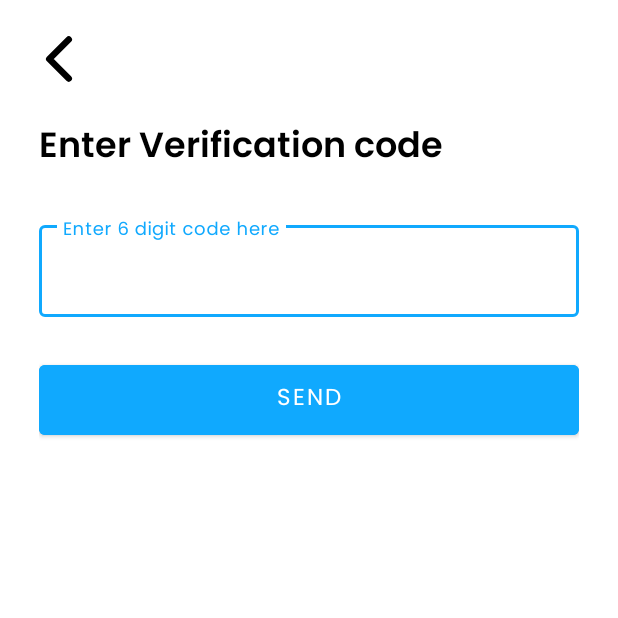
After one commit to Ahssan18/RewardingApp, an Android app: the CodeVerificationActivity screen opened directly, with no data from a screen before it, on a phone screen of 412 x 824 dp, the top half of it. The commit adds this screen. Run offline under Robolectric (Android 15) with nearby library versions, the phone set to English and light mode, and no system bars; our stand-ins replace Firebase (no records; nobody signed in at launch, a user with empty details on screens opened directly), sdp/ssp sizes; 2 statements that could not run were skipped.

Commit message:
quiz-app login through phone number

```diff
--- a/app/src/main/AndroidManifest.xml
+++ b/app/src/main/AndroidManifest.xml
@@ -13,6 +13,12 @@
         android:roundIcon="@mipmap/ic_launcher_round"
         android:supportsRtl="true"
         android:theme="@style/Theme.RewardingApp">
+        <activity
+            android:name=".activities.CodeVerificationActivity"
+            android:exported="false" />
+        <activity
+            android:name=".activities.PhoneAuthActivity"
+            android:exported="false" />
         <activity
             android:name=".activities.NoInternetActivity"
             android:exported="true" />
--- /dev/null
+++ b/app/src/main/java/com/ncodelab/rewardingapp/activities/CodeVerificationActivity.java
@@ -0,0 +1,154 @@
+package com.ncodelab.rewardingapp.activities;
+
+import androidx.annotation.NonNull;
+import androidx.appcompat.app.AppCompatActivity;
+
+import android.content.Intent;
+import android.os.Bundle;
+import android.util.Log;
+import android.view.View;
+import android.widget.Button;
+import android.widget.Toast;
+
+import com.google.android.gms.tasks.OnCompleteListener;
+import com.google.android.gms.tasks.Task;
+import com.google.android.gms.tasks.TaskExecutors;
+import com.google.android.material.snackbar.Snackbar;
+import com.google.android.material.textfield.TextInputEditText;
+import com.google.android.material.textfield.TextInputLayout;
+import com.google.firebase.FirebaseException;
+import com.google.firebase.auth.AuthResult;
+import com.google.firebase.auth.FirebaseAuth;
+import com.google.firebase.auth.FirebaseAuthInvalidCredentialsException;
+import com.google.firebase.auth.PhoneAuthCredential;
+import com.google.firebase.auth.PhoneAuthProvider;
+import com.ncodelab.rewardingapp.R;
+
+import java.util.concurrent.TimeUnit;
+
+public class CodeVerificationActivity extends AppCompatActivity {
+
+    private TextInputEditText etCode;
+    private Button verifyCode;
+    private String mbl;
+    private FirebaseAuth mAuth;
+    private String mVerificationId;
+    private String TAG = "CodeVerificationActivity";
+
+    @Override
+    protected void onCreate(Bundle savedInstanceState) {
+        super.onCreate(savedInstanceState);
+        setContentView(R.layout.activity_code_verification);
+        initWidgets();
+        Log.e(TAG, "mobile=> " + mbl);
+        Log.e(TAG, "code=> " + mbl.substring(0, 2));
+        Log.e(TAG, "number=> " + mbl.substring(2, mbl.length()));
+        sendVerificationCode(mbl);
+        clickListener();
+    }
+
+
+    private void clickListener() {
+        verifyCode.setOnClickListener(new View.OnClickListener() {
+            @Override
+            public void onClick(View v) {
+                verifyVerificationCode(etCode.getText().toString());
+            }
+        });
+    }
+
+    private void initWidgets() {
+        mbl = getIntent().getStringExtra("mobile");
+        etCode = findViewById(R.id.code_field);
+        verifyCode = findViewById(R.id.verify_code);
+        mAuth = FirebaseAuth.getInstance();
+    }
+
+    private void sendVerificationCode(String mobile) {
+        PhoneAuthProvider.getInstance().verifyPhoneNumber(
+                mobile,
+                60,
+                TimeUnit.SECONDS,
+                this,
+                mCallbacks);
+    }
+
+
+    private PhoneAuthProvider.OnVerificationStateChangedCallbacks mCallbacks = new PhoneAuthProvider.OnVerificationStateChangedCallbacks() {
+        @Override
+        public void onVerificationCompleted(PhoneAuthCredential phoneAuthCredential) {
+            //Getting the code sent by SMS
+            String code = phoneAuthCredential.getSmsCode();
+
+            //sometime the code is not detected automatically
+            //in this case the code will be null
+            //so user has to manually enter the code
+            if (code != null) {
+                etCode.setText(code);
+                //verifying the code
+                verifyVerificationCode(code);
+            }
+        }
+
+        @Override
+        public void onVerificationFailed(@NonNull FirebaseException e) {
+            Log.e(TAG, "FirebaseException >" + e.getMessage());
+            Toast.makeText(CodeVerificationActivity.this, "Try again", Toast.LENGTH_SHORT).show();
+        }
+
+        @Override
+        public void onCodeSent(String s, PhoneAuthProvider.ForceResendingToken forceResendingToken) {
+            super.onCodeSent(s, forceResendingToken);
+            Log.e(TAG, "onCodeSent");
+            mVerificationId = s;
+//            mResendToken = forceResendingToken;
+        }
+
+
+    };
+
+    private void verifyVerificationCode(String otp) {
+        //creating the credential
+        PhoneAuthCredential credential = PhoneAuthProvider.getCredential(mVerificationId, otp);
+
+        //signing the user
+        signInWithPhoneAuthCredential(credential);
+    }
+
+    /**/
+    private void signInWithPhoneAuthCredential(PhoneAuthCredential credential) {
+        mAuth.signInWithCredential(credential)
+                .addOnCompleteListener(CodeVerificationActivity.this, new OnCompleteListener<AuthResult>() {
+                    @Override
+                    public void onComplete(@NonNull Task<AuthResult> task) {
+                        if (task.isSuccessful()) {
+                            //verification successful we will start the profile activity
+                            Intent intent = new Intent(CodeVerificationActivity.this, CreateAccountActivity.class);
+                            intent.putExtra("phone",mbl);
+                            intent.setFlags(Intent.FLAG_ACTIVITY_NEW_TASK | Intent.FLAG_ACTIVITY_CLEAR_TASK);
+                            startActivity(intent);
+
+                        } else {
+
+                            //verification unsuccessful.. display an error message
+
+                            String message = "Somthing is wrong, we will fix it soon...";
+
+                            if (task.getException() instanceof FirebaseAuthInvalidCredentialsException) {
+                                message = "Invalid code entered...";
+                            }
+
+                            Snackbar snackbar = Snackbar.make(findViewById(R.id.parent), message, Snackbar.LENGTH_LONG);
+                            snackbar.setAction("Dismiss", new View.OnClickListener() {
+                                @Override
+                                public void onClick(View v) {
+
+                                }
+                            });
+                            snackbar.show();
+                        }
+                    }
+                });
+    }
+    /**/
+}
--- a/app/src/main/java/com/ncodelab/rewardingapp/activities/LoginActivity.java
+++ b/app/src/main/java/com/ncodelab/rewardingapp/activities/LoginActivity.java
@@ -58,7 +58,7 @@ public class LoginActivity extends AppCompatActivity {
         createAccount.setOnClickListener(new View.OnClickListener() {
             @Override
             public void onClick(View v) {
-                startActivity(new Intent(LoginActivity.this,CreateAccountActivity.class));
+                startActivity(new Intent(LoginActivity.this,PhoneAuthActivity.class));
                 finish();
             }
         });
--- a/app/src/main/java/com/ncodelab/rewardingapp/activities/SpinWheelActivity.java
+++ b/app/src/main/java/com/ncodelab/rewardingapp/activities/SpinWheelActivity.java
@@ -121,6 +121,9 @@ public class SpinWheelActivity extends AppCompatActivity {
 
         degrees = random.nextInt(points.length-1);
 
+//        degrees=4;
+        Log.e(TAG,"spin degree val => "+degrees);
+        Log.e(TAG,"spin degree=> "+(360*points.length)+pointsDegrees[degrees]);
         RotateAnimation rotateAnimation = new RotateAnimation(0,(360*points.length)+pointsDegrees[degrees],
                 RotateAnimation.RELATIVE_TO_SELF,0.5f,RotateAnimation.RELATIVE_TO_SELF,0.5f);
 
@@ -139,6 +142,7 @@ public class SpinWheelActivity extends AppCompatActivity {
 
                 int spinPoints = points[points.length - (degrees + 1)];
 
+                Log.e(TAG,"spin You Earned=> "+spinPoints);
                 displayCongratsToast("You Earned "+spinPoints);
 
                 long pointsToAdd = spinPoints * 1;
--- a/app/src/main/java/com/ncodelab/rewardingapp/activities/WelcomeActivity.java
+++ b/app/src/main/java/com/ncodelab/rewardingapp/activities/WelcomeActivity.java
@@ -66,7 +66,7 @@ public class WelcomeActivity extends AppCompatActivity {
         createAccountBtn.setOnClickListener(new View.OnClickListener() {
             @Override
             public void onClick(View v) {
-                WelcomeActivity.this.startActivity(new Intent(WelcomeActivity.this, CreateAccountActivity.class));
+                WelcomeActivity.this.startActivity(new Intent(WelcomeActivity.this, PhoneAuthActivity.class));
             }
         });
 
--- a/app/src/main/java/com/ncodelab/rewardingapp/adapter/ArticleAdapter.java
+++ b/app/src/main/java/com/ncodelab/rewardingapp/adapter/ArticleAdapter.java
@@ -72,7 +72,8 @@ public class ArticleAdapter extends RecyclerView.Adapter<ArticleAdapter.ArticleV
                     e.printStackTrace();
                 }
 
-                long articleReward = 1;
+//                long articleReward = 1;
+                long articleReward = 0;
 
                 try {
                     FirebaseFirestore.getInstance().collection("Users").document(FirebaseAuth.getInstance().getUid())
--- /dev/null
+++ b/app/src/main/res/layout/activity_code_verification.xml
@@ -0,0 +1,89 @@
+<?xml version="1.0" encoding="utf-8"?>
+<RelativeLayout xmlns:android="http://schemas.android.com/apk/res/android"
+    xmlns:app="http://schemas.android.com/apk/res-auto"
+    xmlns:tools="http://schemas.android.com/tools"
+    android:layout_width="match_parent"
+    android:layout_height="match_parent"
+    tools:context=".activities.CodeVerificationActivity">
+
+    <ImageView
+        android:id="@+id/back_btn"
+        android:layout_width="@dimen/_40sdp"
+        android:layout_height="@dimen/_40sdp"
+        android:layout_alignParentStart="true"
+        android:layout_alignParentTop="true"
+        android:layout_marginStart="@dimen/_10sdp"
+        android:layout_marginTop="@dimen/_10sdp"
+        android:src="@drawable/ic_back"
+        android:contentDescription="@string/image"/>
+
+    <TextView
+        android:id="@+id/title"
+        android:layout_width="wrap_content"
+        android:layout_height="wrap_content"
+        android:layout_below="@id/back_btn"
+        android:layout_marginStart="@dimen/_20sdp"
+        android:layout_marginTop="@dimen/_10sdp"
+        android:fontFamily="@font/poppins_semi_bold"
+        android:text="Enter Verification code"
+        android:textColor="@color/black"
+        android:textSize="@dimen/_18sdp" />
+
+    <TextView
+        android:id="@+id/subtext"
+        android:layout_width="wrap_content"
+        android:layout_height="wrap_content"
+        android:layout_below="@id/title"
+        android:visibility="gone"
+        android:layout_marginStart="@dimen/_20sdp"
+        android:layout_marginEnd="@dimen/_20sdp"
+        android:fontFamily="@font/poppins_regular"
+        android:text="@string/create_user"
+        android:textColor="@color/black"
+        android:textSize="@dimen/_14sdp" />
+
+    <LinearLayout
+        android:layout_width="match_parent"
+        android:layout_height="wrap_content"
+        android:layout_below="@id/subtext"
+        android:layout_marginStart="@dimen/_20sdp"
+        android:layout_marginTop="@dimen/_15sdp"
+        android:layout_marginEnd="@dimen/_20sdp"
+        android:orientation="vertical">
+
+        <com.google.android.material.textfield.TextInputLayout
+            style="@style/Widget.MaterialComponents.TextInputLayout.OutlinedBox"
+            android:layout_width="match_parent"
+            android:layout_height="wrap_content"
+            android:layout_marginTop="@dimen/_5sdp"
+            android:hint="@string/enter_6_digit_code_here"
+            app:hintTextColor="@color/secondary"
+            app:boxStrokeColor="@color/secondary"
+            >
+
+            <com.google.android.material.textfield.TextInputEditText
+                android:layout_width="match_parent"
+                android:id="@+id/code_field"
+                android:layout_height="match_parent"
+                android:fontFamily="@font/poppins_regular"
+                tools:ignore="TextContrastCheck" />
+
+        </com.google.android.material.textfield.TextInputLayout>
+
+
+
+        <com.google.android.material.button.MaterialButton
+            android:id="@+id/verify_code"
+            android:layout_width="match_parent"
+            android:layout_height="@dimen/_45sdp"
+            android:layout_marginTop="@dimen/_20sdp"
+            android:backgroundTint="@color/secondary"
+            android:fontFamily="@font/poppins_regular"
+            android:text="@string/send"
+            android:textSize="@dimen/_12sdp"
+            tools:ignore="TextContrastCheck" />
+
+
+    </LinearLayout>
+
+</RelativeLayout>
--- a/app/src/main/res/layout/activity_main.xml
+++ b/app/src/main/res/layout/activity_main.xml
@@ -10,7 +10,7 @@
         android:id="@+id/fragment_container"
         android:layout_width="match_parent"
         android:layout_height="match_parent"
-        android:layout_above="@id/bottom_bar"/>
+        android:layout_above="@id/bottom_bar" />
 
     <nl.joery.animatedbottombar.AnimatedBottomBar
         android:id="@+id/bottom_bar"
--- a/app/src/main/res/layout/activity_welcome.xml
+++ b/app/src/main/res/layout/activity_welcome.xml
@@ -97,12 +97,14 @@
         <com.google.android.material.button.MaterialButton
             android:id="@+id/create_account_btn"
             android:layout_width="match_parent"
+            android:textAllCaps="false"
             android:layout_height="@dimen/_45sdp"
             android:backgroundTint="@color/secondary"
             android:fontFamily="@font/poppins_regular"
-            android:text="@string/create_account" />
+            android:text="@string/login_with_phone" />
 
         <TextView
+            android:visibility="gone"
             android:layout_width="wrap_content"
             android:layout_height="wrap_content"
             android:layout_marginTop="@dimen/_10sdp"
@@ -112,6 +114,7 @@
 
         <com.google.android.material.button.MaterialButton
             android:id="@+id/login_btn"
+            android:visibility="gone"
             style="@style/Widget.MaterialComponents.TextInputLayout.OutlinedBox"
             android:layout_width="match_parent"
             android:layout_height="@dimen/_45sdp"
--- a/app/src/main/res/values/strings.xml
+++ b/app/src/main/res/values/strings.xml
@@ -61,5 +61,9 @@
     <string name="wrong_answers">Wrong Answers</string>
     <string name="title_privacy_policy">Privacy policy</string>
     <string name="admob_app_id">ca-app-pub-3940256099942544~3347511713</string>
+    <string name="create_user">Create User</string>
+    <string name="phone_number">phone number</string>
+    <string name="enter_6_digit_code_here">Enter 6 digit code here</string>
+    <string name="login_with_phone">Login with phone</string>
 
 </resources>
```
Also changed, not shown: app/src/main/java/com/ncodelab/rewardingapp/activities/CreateAccountActivity.java (+56 -49 lines), app/src/main/java/com/ncodelab/rewardingapp/activities/PhoneAuthActivity.java (added, +46 -0 lines), app/src/main/java/com/ncodelab/rewardingapp/fragments/HomeFragment.java (+10 -2 lines), app/src/main/java/com/ncodelab/rewardingapp/fragments/ProfileFragment.java (+10 -2 lines), app/src/main/res/layout/activity_create_account.xml (+9 -8 lines), app/src/main/res/layout/activity_phone_auth.xml (added, +89 -0 lines), 1 other file.
